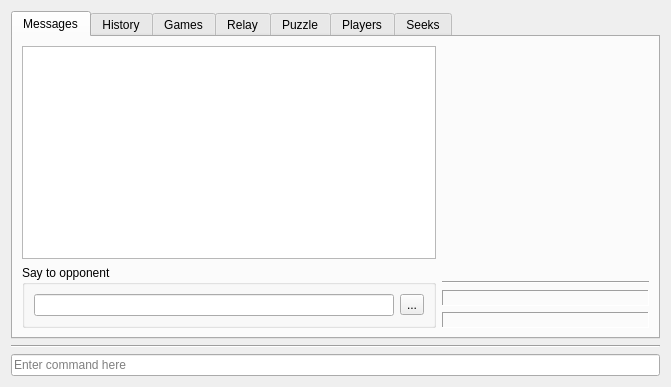
Qt form src/gui/ficsconsole.ui (madnight/chessx) before a commit.
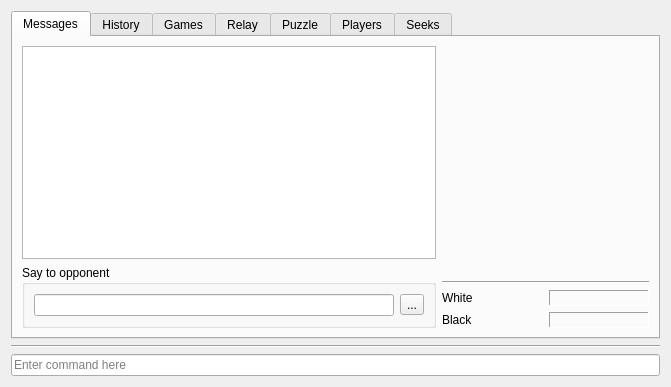
The same form after that commit. The open tabs and pages were chosen to show the change. Icons and pictures are not drawn.

What changed in the file:
```diff
--- a/src/gui/ficsconsole.ui
+++ b/src/gui/ficsconsole.ui
@@ -20,7 +20,7 @@
       <string/>
      </property>
      <property name="currentIndex">
-      <number>6</number>
+      <number>0</number>
      </property>
      <widget class="QWidget" name="tabMessages">
       <attribute name="title">
@@ -87,6 +87,15 @@
             </widget>
            </item>
            <item>
+            <layout class="QHBoxLayout" name="horizontalLayout_7">
+             <item>
+              <widget class="QLabel" name="label_3">
+               <property name="text">
+                <string>White</string>
+               </property>
+              </widget>
+             </item>
+             <item>
             <widget class="QLabel" name="timeWhite">
              <property name="sizePolicy">
               <sizepolicy hsizetype="Ignored" vsizetype="Preferred">
@@ -105,6 +114,17 @@
              </property>
             </widget>
            </item>
+            </layout>
+           </item>
+           <item>
+            <layout class="QHBoxLayout" name="horizontalLayout_9">
+             <item>
+              <widget class="QLabel" name="label_4">
+               <property name="text">
+                <string>Black</string>
+               </property>
+              </widget>
+             </item>
            <item>
             <widget class="QLabel" name="timeBlack">
              <property name="sizePolicy">
@@ -129,6 +149,8 @@
         </layout>
        </item>
       </layout>
+       </item>
+      </layout>
      </widget>
      <widget class="QWidget" name="tabHistory">
       <attribute name="title">
@@ -357,7 +379,7 @@
             <item>
              <widget class="QGroupBox" name="groupBox_3">
               <property name="title">
-               <string>Offer a game</string>
+               <string>Propose a game</string>
               </property>
               <layout class="QHBoxLayout" name="horizontalLayout_3">
                <item>
```
Lines whose indentation alone changed are shown as unchanged.
